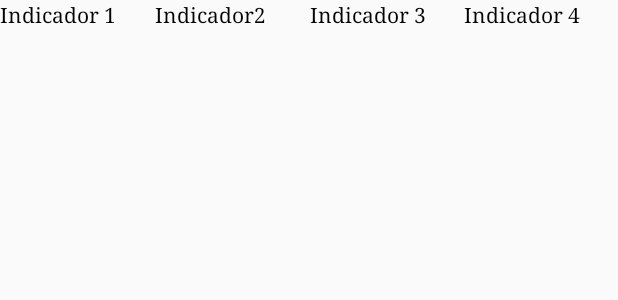
After one commit to MattheusB/Pibici, an Android app: the layout release.xml on its own in the app's theme, with its tools: preview values and no code run, on a phone screen of 412 x 824 dp. The commit adds this screen. Shown: the top 300 px of the screen. Run offline under Robolectric (Android 15) with nearby library versions, the phone set to English and light mode, and no system bars.

Commit message:
Deveria tá funcionando, mas tá quebrando. Irei investigar

```diff
--- /dev/null
+++ b/Pibiti/app/src/main/res/layout/release.xml
@@ -0,0 +1,37 @@
+<?xml version="1.0" encoding="utf-8"?>
+<LinearLayout xmlns:android="http://schemas.android.com/apk/res/android"
+    android:orientation="horizontal" android:layout_width="match_parent"
+    android:layout_height="match_parent">
+    <TextView
+        android:id="@+id/recordIndicator1"
+        android:fontFamily="serif"
+        android:layout_height="wrap_content"
+        android:layout_width="match_parent"
+        android:layout_weight="1"
+        android:textColor="#000"
+        android:text="Indicador 1"/>
+    <TextView
+        android:id="@+id/recordIndicator2"
+        android:textColor="#000"
+        android:fontFamily="serif"
+        android:layout_height="wrap_content"
+        android:layout_width="match_parent"
+        android:layout_weight="1"
+        android:text="Indicador2"/>
+    <TextView
+        android:textColor="#000"
+        android:id="@+id/recordIndicator3"
+        android:fontFamily="serif"
+        android:layout_height="wrap_content"
+        android:layout_width="match_parent"
+        android:layout_weight="1"
+        android:text="Indicador 3"/>
+    <TextView
+        android:textColor="#000"
+        android:id="@+id/recordIndicator4"
+        android:fontFamily="serif"
+        android:layout_height="wrap_content"
+        android:layout_width="match_parent"
+        android:layout_weight="1"
+        android:text="Indicador 4"/>
+</LinearLayout>
```
Also changed, not shown: Pibiti/app/src/main/java/com/example/mattheusbrito/pibiti/activity/FormActivity.java (+49 -28 lines), Pibiti/app/src/main/java/com/example/mattheusbrito/pibiti/activity/TableActivity.java (+0 -33 lines), Pibiti/app/src/main/java/com/example/mattheusbrito/pibiti/mock/Mock.java (deleted, +0 -38 lines), Pibiti/app/src/main/java/com/example/mattheusbrito/pibiti/record/Release.java (added, +9 -0 lines), Pibiti/app/src/main/java/com/example/mattheusbrito/pibiti/record/ReleaseAdapter.java (added, +80 -0 lines), 1 other file.
